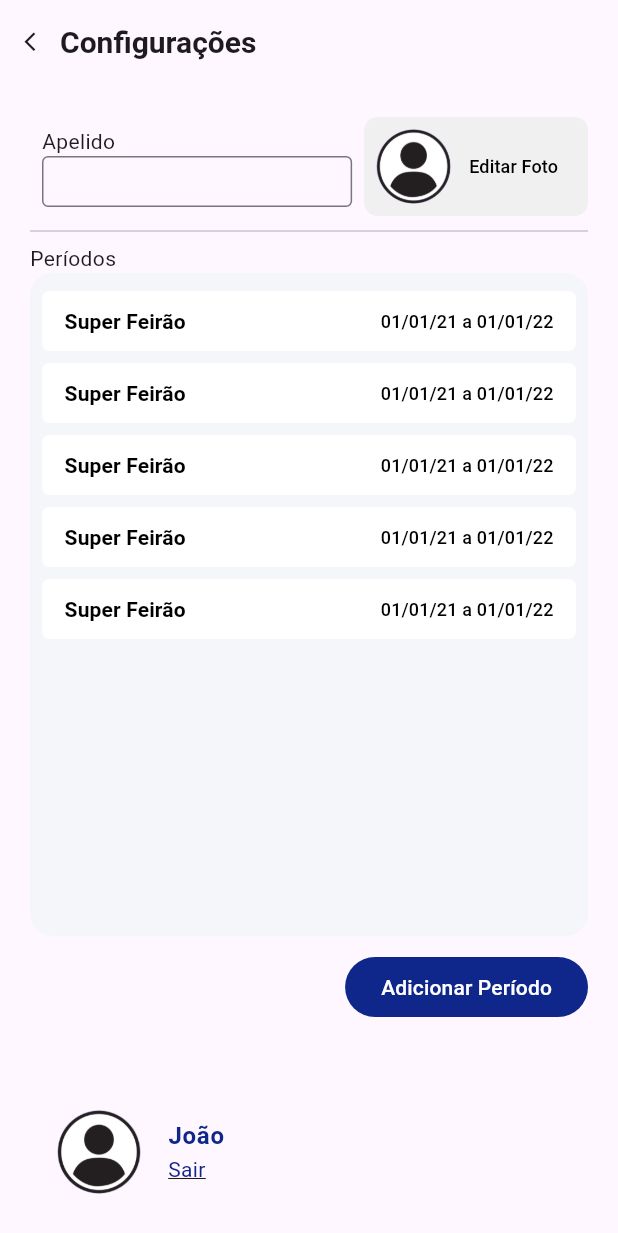
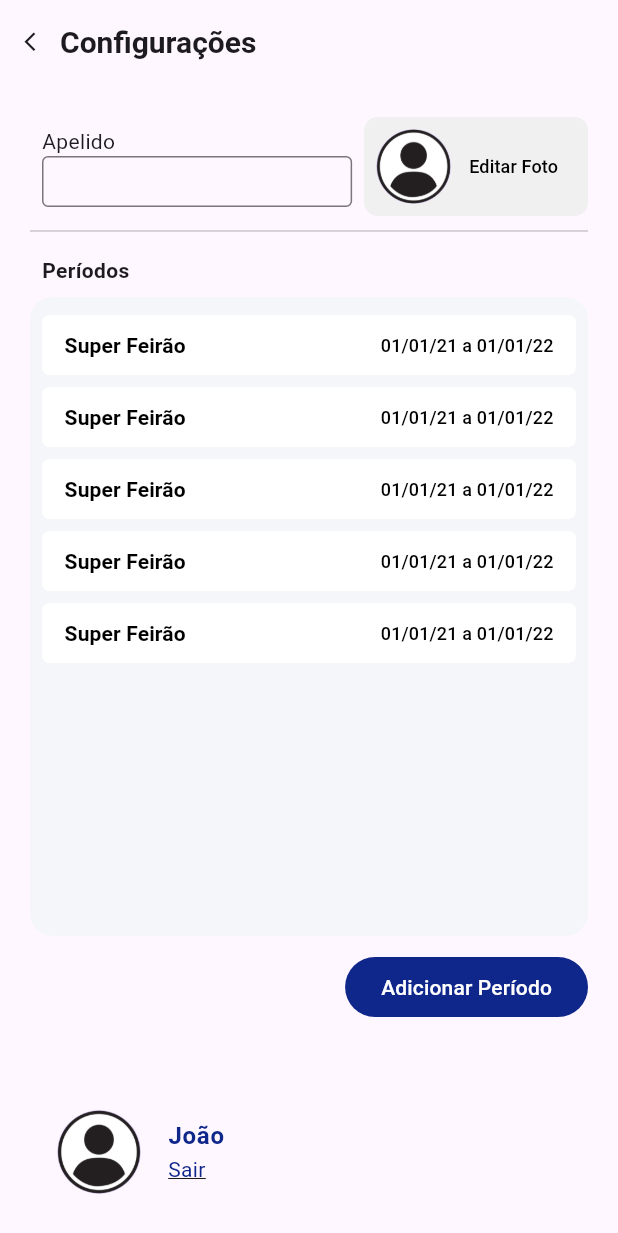
Before and after one commit to julianojstavares/flutter_5acf3936-641e-4b43-97e6-d7b847736091, a Flutter app: the SettingsPage screen opened by its route, on a phone screen of 412 x 824 dp. Shown: the top 1233 px of the screen. Run offline on Flutter 3.47's test engine with Material 3 defaults, Android fonts, the phone set to English and light mode, and no system bars; drawn by our look-alikes of auto_size_text; our stand-ins replace auto_route.

Commit message:
Setting up content

```diff
--- a/lib/feature/settings/presentation/widgets/content_widget.dart
+++ b/lib/feature/settings/presentation/widgets/content_widget.dart
@@ -13,10 +13,18 @@ class ContentWidget extends StatelessWidget {
     return Flexible(
       child: Column(
         children: [
-          const Row(
-            children: [
-              AutoSizeText("Períodos"),
-            ],
+          const Padding(
+            padding: EdgeInsets.all(8.0),
+            child: Row(
+              children: [
+                AutoSizeText(
+                  "Períodos",
+                  style: TextStyle(
+                    fontWeight: FontWeight.bold,
+                  ),
+                ),
+              ],
+            ),
           ),
           Flexible(
             child: Container(
```
